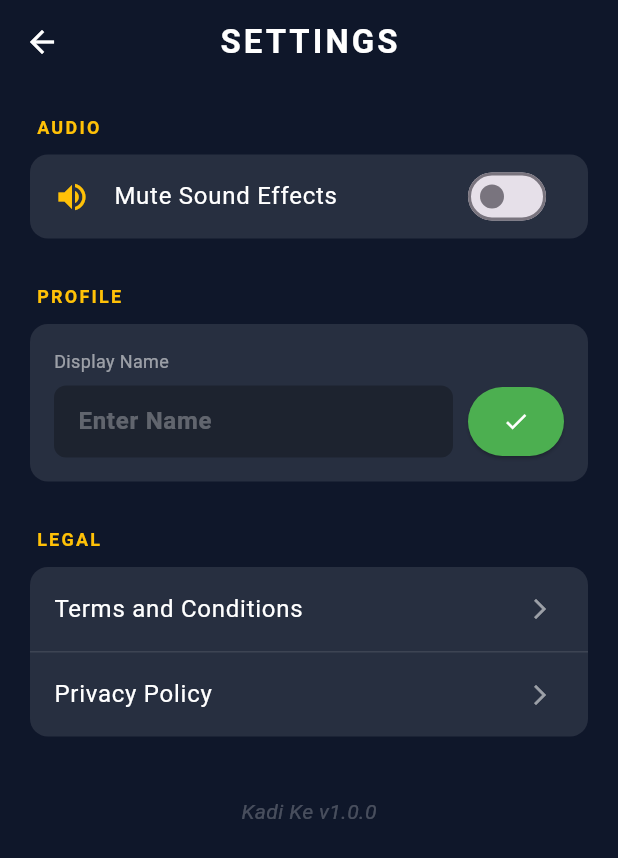
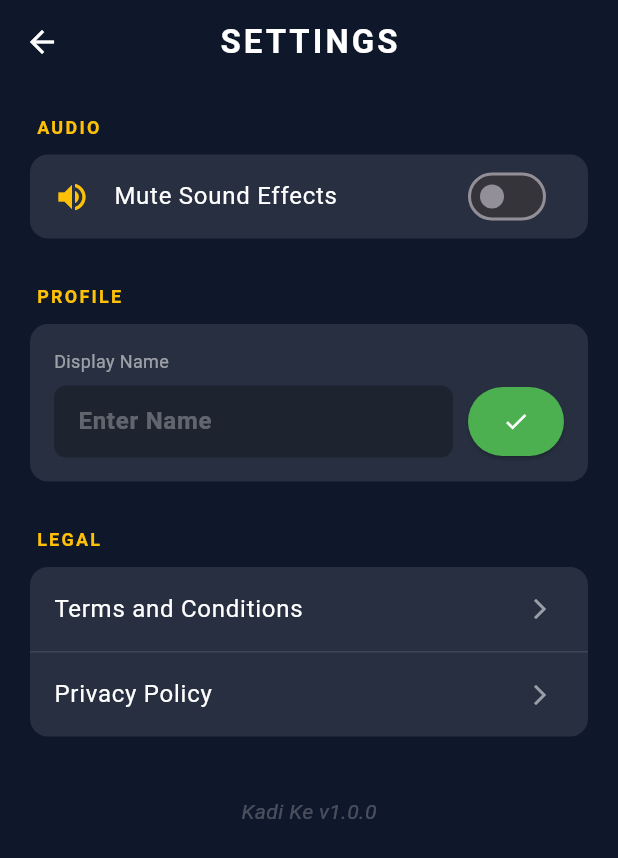
Before and after one commit to Iconia7/Kadi-Ke, a Flutter app: the screen it shows after launch, after a tap on the "settings" icon, on a phone screen of 412 x 824 dp. Shown: the top 858 px of the screen. Run offline on Flutter 3.47's test engine with Material 3 defaults, Android fonts, the phone set to English and light mode, and no system bars; our stand-ins replace audioplayers, cloud_firestore, confetti, firebase_auth, firebase_core, shared_preferences and 3 more; missing offline and left inert: in_app_update, network_info_plus, youtube_explode_dart; accounts and stored records are empty; network calls fail.

Commit message:
grey screen fixed

```diff
--- a/lib/main.dart
+++ b/lib/main.dart
@@ -1,17 +1,20 @@
 import 'package:card_game_ke/firebase_options.dart';
-import 'package:card_game_ke/services/progression_service.dart';
 import 'package:firebase_core/firebase_core.dart';
 import 'package:flutter/material.dart';
 import 'screens/home_screen.dart';
 
 void main() async {
   WidgetsFlutterBinding.ensureInitialized();
-  await Firebase.initializeApp(
-    options: DefaultFirebaseOptions.currentPlatform,
-  );
 
-  // Initialize progression service
-  await ProgressionService().initialize();
+  try {
+    await Firebase.initializeApp(
+      options: DefaultFirebaseOptions.currentPlatform,
+    );
+    // DELETED: await ProgressionService().initialize();
+    // REASON: You cannot load progression before the user logs in!
+  } catch (e) {
+    print("Startup Error: $e");
+  }
 
   runApp(MyApp());
 }
@@ -21,9 +24,12 @@ class MyApp extends StatelessWidget {
   Widget build(BuildContext context) {
     return MaterialApp(
       debugShowCheckedModeBanner: false,
-      title: 'Keja Cards',
+      title: 'Kadi Ke',
       theme: ThemeData(
+        // Set a dark theme to match your design immediately
+        brightness: Brightness.dark,
         primarySwatch: Colors.green,
+        scaffoldBackgroundColor: const Color(0xFF0F172A),
       ),
       home: HomeScreen(),
     );
--- a/pubspec.yaml
+++ b/pubspec.yaml
@@ -16,7 +16,7 @@ publish_to: 'none' # Remove this line if you wish to publish to pub.dev
 # https://developer.apple.com/library/archive/documentation/General/Reference/InfoPlistKeyReference/Articles/CoreFoundationKeys.html
 # In Windows, build-name is used as the major, minor, and patch parts
 # of the product and file versions while build-number is used as the build suffix.
-version: 2.1.0+27
+version: 2.1.0+28
 
 environment:
   sdk: ^3.9.2
```
